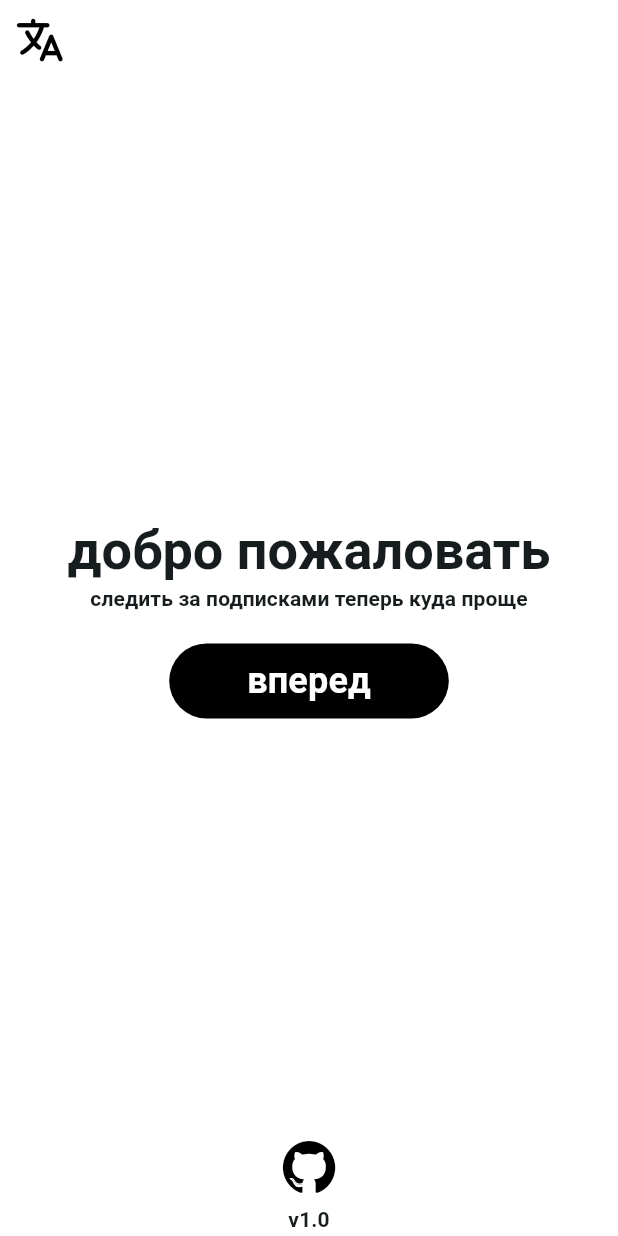
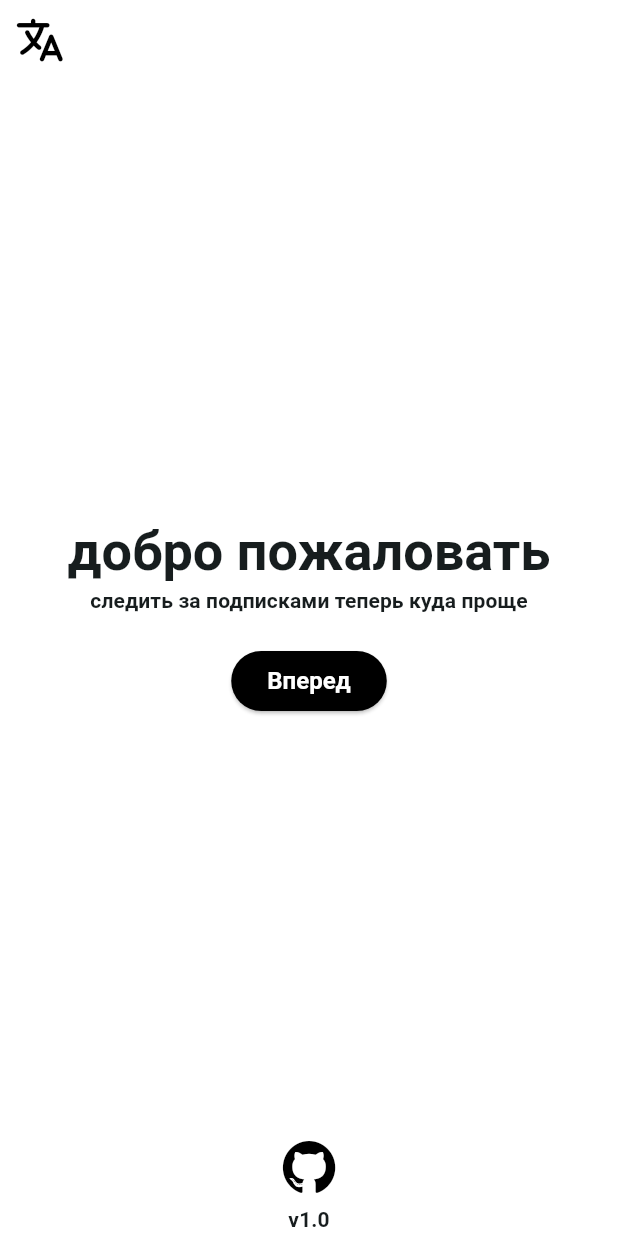
Before and after one commit to prosnake1/sub_notifier_app, a Flutter app: the screen it shows after launch, on a phone screen of 412 x 824 dp. Run offline on Flutter 3.47's test engine with Material 3 defaults, Android fonts, the phone set to English and light mode, and no system bars; our stand-ins replace flutter_bloc, get_it, go_router, hive_flutter, shared_preferences, talker_flutter; missing offline and left inert: slang; accounts and stored records are empty; generated files the repository leaves out were written again; Roboto replaces fonts that are missing (Arial); project files that could hold a hidden picture were left out.

Commit message:
Fix Add Sub Screen + Work with Hive

```diff
--- /dev/null
+++ b/lib/domain/repositories/subscription/model/model.dart
@@ -0,0 +1 @@
+export 'subscription_model.dart';
--- /dev/null
+++ b/lib/domain/repositories/subscription/subscription.dart
@@ -0,0 +1 @@
+export 'model/model.dart';
--- a/lib/features/splash/view/splash_screen.dart
+++ b/lib/features/splash/view/splash_screen.dart
@@ -1,5 +1,6 @@
 import 'package:flutter/material.dart';
 import 'package:sub_notifier_app/bloc/theme/theme_cubit.dart';
+import 'package:sub_notifier_app/domain/repositories/user/user_repository.dart';
 import 'package:sub_notifier_app/icons/sn_icons.dart';
 import 'package:sub_notifier_app/locator/di.dart';
 import 'package:sub_notifier_app/routes/router.dart';
@@ -13,11 +14,13 @@ class SplashScreen extends StatefulWidget {
 
 class _SplashScreenState extends State<SplashScreen> {
   final _themeCubit = getIt<ThemeCubit>();
+  final _userRepository = getIt<UserRepository>();
   @override
   void initState() {
     _themeCubit.enableTheme();
+
     Future.delayed(const Duration(milliseconds: 1000), () {
-      router.go('/');
+      router.go(_userRepository.isViewed ? '/home' : '/welcome');
     });
     super.initState();
   }
--- a/lib/features/welcome/view/welcome_screen.dart
+++ b/lib/features/welcome/view/welcome_screen.dart
@@ -4,7 +4,6 @@ import 'package:sub_notifier_app/extensions/extensions.dart';
 import 'package:sub_notifier_app/icons/sn_icons.dart';
 import 'package:sub_notifier_app/locator/di.dart';
 import 'package:sub_notifier_app/routes/router.dart';
-import 'package:sub_notifier_app/theme/theme.dart';
 import 'package:sub_notifier_app/widgets/sn_icon_button.dart';
 import 'package:url_launcher/url_launcher.dart';
 
@@ -39,22 +38,13 @@ class WelcomeScreen extends StatelessWidget {
                     style: Theme.of(context).textTheme.labelLarge,
                   ),
                   20.ph,
-                  TextButton(
+                  ElevatedButton(
                     onPressed: () {
                       getIt.get<UserRepository>().setWelcomeViewed(true);
                       router.go('/home');
                     },
-                    child: Padding(
-                      padding: const EdgeInsets.symmetric(horizontal: 40),
-                      child: Text(
-                        'вперед',
-                        style: ThemeTypography.headlineSmall.copyWith(
-                          color:
-                              (Theme.of(context).brightness == Brightness.dark)
-                                  ? Colors.black
-                                  : Colors.white,
-                        ),
-                      ),
+                    child: Text(
+                      'Вперед',
                     ),
                   )
                 ],
--- a/lib/main.dart
+++ b/lib/main.dart
@@ -1,5 +1,6 @@
 import 'dart:async';
 import 'package:flutter/material.dart';
+import 'package:hive_flutter/hive_flutter.dart';
 import 'package:shared_preferences/shared_preferences.dart';
 import 'package:sub_notifier_app/app.dart';
 import 'package:sub_notifier_app/i18n/strings.g.dart';
@@ -10,9 +11,14 @@ void main() async {
     () async {
       WidgetsFlutterBinding.ensureInitialized();
       LocaleSettings.useDeviceLocale();
+
       final SharedPreferences preferences =
           await SharedPreferences.getInstance();
+
+      await Hive.initFlutter();
+
       setupLocator(preferences: preferences);
+
       runApp(TranslationProvider(child: const SubNotifierApp()));
     },
     (error, stack) {
--- a/lib/routes/router.dart
+++ b/lib/routes/router.dart
@@ -34,16 +34,6 @@ final GoRouter router = GoRouter(
         StatefulShellBranch(
           routes: [
             GoRoute(
-              path: '/add-subscription',
-              builder: (BuildContext context, GoRouterState state) {
-                return AddSubscriptionScreen();
-              },
-            ),
-          ],
-        ),
-        StatefulShellBranch(
-          routes: [
-            GoRoute(
               path: '/settings',
               builder: (BuildContext context, GoRouterState state) {
                 return SettingsScreen();
@@ -60,10 +50,16 @@ final GoRouter router = GoRouter(
       },
     ),
     GoRoute(
-      path: '/',
+      path: '/welcome',
       builder: (BuildContext context, GoRouterState state) {
         return WelcomeScreen();
       },
     ),
+    GoRoute(
+      path: '/add-subscription',
+      builder: (BuildContext context, GoRouterState state) {
+        return AddSubscriptionScreen();
+      },
+    ),
   ],
 );
--- a/lib/theme/theme_data.dart
+++ b/lib/theme/theme_data.dart
@@ -37,6 +37,7 @@ class AppTheme {
       switchTheme: _switchTheme,
       appBarTheme: AppBarTheme(
         backgroundColor: Colors.white,
+        foregroundColor: Colors.black,
         titleTextStyle: ThemeTypography.headlineSmall.copyWith(
           color: (Colors.black),
         ),
@@ -81,6 +82,18 @@ class AppTheme {
         buttonColor: Colors.black,
         textTheme: ButtonTextTheme.accent,
       ),
+      elevatedButtonTheme: ElevatedButtonThemeData(
+        style: ElevatedButton.styleFrom(
+          backgroundColor: Colors.black,
+          shape: RoundedRectangleBorder(
+            borderRadius: BorderRadius.circular(35),
+          ),
+          textStyle: ThemeTypography.bodyLarge.copyWith(
+            color: Colors.white,
+          ),
+          foregroundColor: Colors.white,
+        ),
+      ),
     );
   }
 
@@ -101,6 +114,7 @@ class AppTheme {
       scaffoldBackgroundColor: Colors.black,
       appBarTheme: AppBarTheme(
         backgroundColor: Colors.black,
+        foregroundColor: Colors.white,
         titleTextStyle: ThemeTypography.headlineSmall.copyWith(
           color: Colors.white,
         ),
@@ -146,6 +160,18 @@ class AppTheme {
         buttonColor: Colors.white,
         textTheme: ButtonTextTheme.accent,
       ),
+      elevatedButtonTheme: ElevatedButtonThemeData(
+        style: ElevatedButton.styleFrom(
+          backgroundColor: Colors.white,
+          shape: RoundedRectangleBorder(
+            borderRadius: BorderRadius.circular(35),
+          ),
+          textStyle: ThemeTypography.bodyLarge.copyWith(
+            color: Colors.black,
+          ),
+          foregroundColor: Colors.black,
+        ),
+      ),
     );
   }
 }
```
Also changed, not shown: lib/domain/repositories/subscription/model/subscription_model.dart (added, +7 -0 lines), lib/features/add_subscription/view/add_subscription_screen.dart (+17 -0 lines), lib/widgets/sn_navigation_bar.dart (+6 -7 lines), lib/widgets/sn_textfield.dart (+32 -0 lines).
